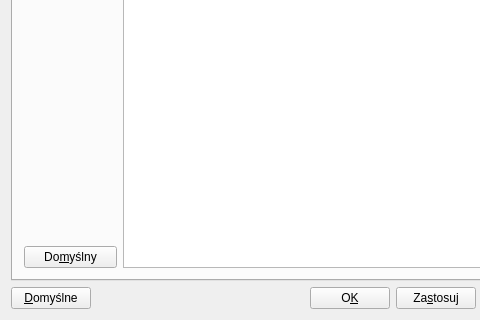
Before: the Qt Designer form qfaktury/ui/SettingsDialog.ui in tkQCompany/qcompany, drawn with Qt 5; both pictures show x 0 to 480 and y 410 to 730 of the 573 by 730 pixel window.
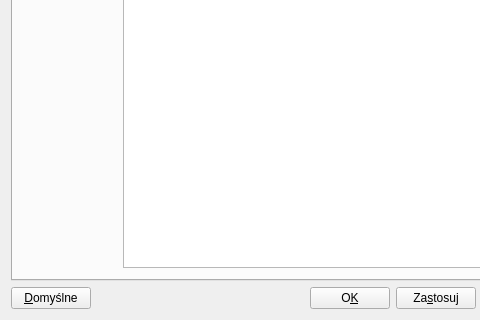
After: the same form once the commit is applied.

Commit message: - Further removing of hardcoded values in SettingsGlobal.h + related changes in other files - Removing duplicated code in SettingsDialog - Correction of mixed polish-english names in SettingsDialog - Removing feature of resetting the "additional text" in SettingsDialog because it rather doesn't make sense

```diff
--- a/qfaktury/ui/SettingsDialog.ui
+++ b/qfaktury/ui/SettingsDialog.ui
@@ -261,16 +261,6 @@
              </property>
             </spacer>
            </item>
-           <item>
-            <widget class="QPushButton" name="pushButtonDefaultAdditionalText">
-             <property name="text">
-              <string>Do&amp;myślny</string>
-             </property>
-             <property name="shortcut">
-              <string>Alt+M</string>
-             </property>
-            </widget>
-           </item>
           </layout>
          </item>
          <item>
```
The commit also changes 4 other files.
